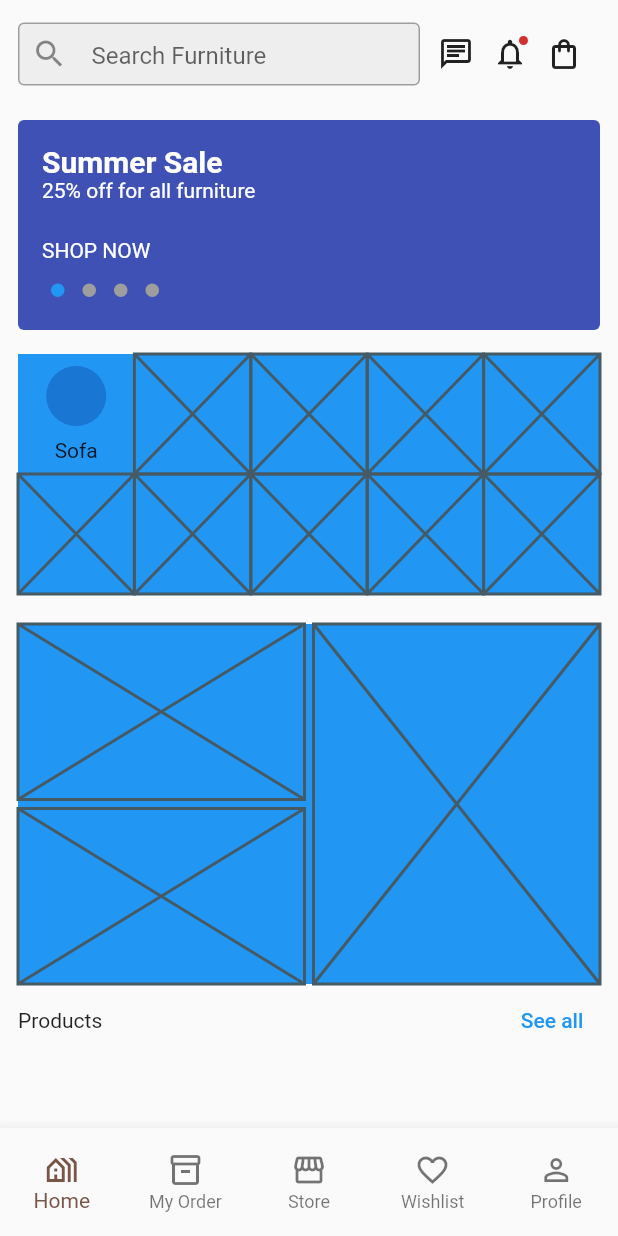
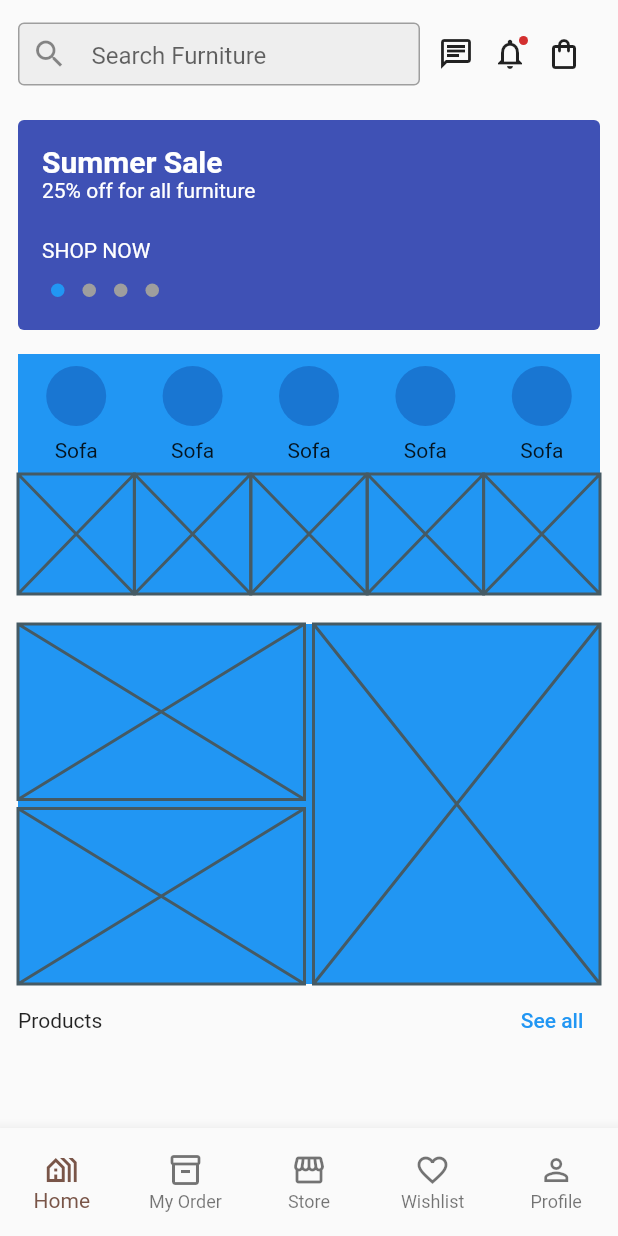
Before and after one commit to JAICHANGPARK/flutter_notebook_chapter_30, a Flutter app: the FurnitureMainPage screen opened directly, on a phone screen of 412 x 824 dp. Run offline on Flutter 3.47's test engine with Material 2 defaults, Android fonts, the phone set to English and light mode, and no system bars; drawn by our look-alikes of dots_indicator.

Commit message:
Update furniture_main_page.dart

```diff
--- a/lib/ep1505_furniture_store_app/view/furniture_main_page.dart
+++ b/lib/ep1505_furniture_store_app/view/furniture_main_page.dart
@@ -127,10 +127,50 @@ class _FurnitureMainPageState extends State<FurnitureMainPage> {
                                       Text("Sofa")
                                     ],
                                   )),
-                                  Expanded(child: Placeholder()),
-                                  Expanded(child: Placeholder()),
-                                  Expanded(child: Placeholder()),
-                                  Expanded(child: Placeholder()),
+                                  Expanded(
+                                      child: Column(
+                                        mainAxisAlignment: MainAxisAlignment.center,
+                                        children: [
+                                          CircleAvatar(),
+                                          SizedBox(
+                                            height: 8,
+                                          ),
+                                          Text("Sofa")
+                                        ],
+                                      )),
+                                  Expanded(
+                                      child: Column(
+                                        mainAxisAlignment: MainAxisAlignment.center,
+                                        children: [
+                                          CircleAvatar(),
+                                          SizedBox(
+                                            height: 8,
+                                          ),
+                                          Text("Sofa")
+                                        ],
+                                      )),
+                                  Expanded(
+                                      child: Column(
+                                        mainAxisAlignment: MainAxisAlignment.center,
+                                        children: [
+                                          CircleAvatar(),
+                                          SizedBox(
+                                            height: 8,
+                                          ),
+                                          Text("Sofa")
+                                        ],
+                                      )),
+                                  Expanded(
+                                      child: Column(
+                                        mainAxisAlignment: MainAxisAlignment.center,
+                                        children: [
+                                          CircleAvatar(),
+                                          SizedBox(
+                                            height: 8,
+                                          ),
+                                          Text("Sofa")
+                                        ],
+                                      )),
                                 ],
                               ),
                             ),
```
